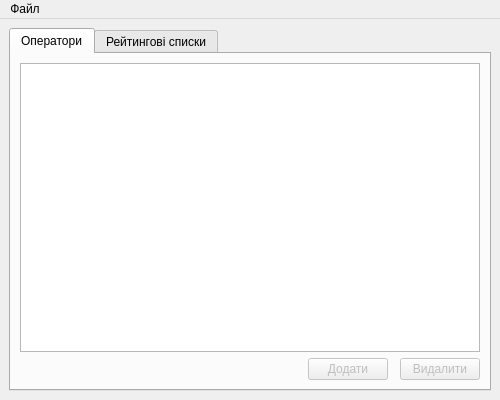
Adept-5455/CourseWork, file CourseWork/Редактор/mainmenu.ui: the form before one commit.
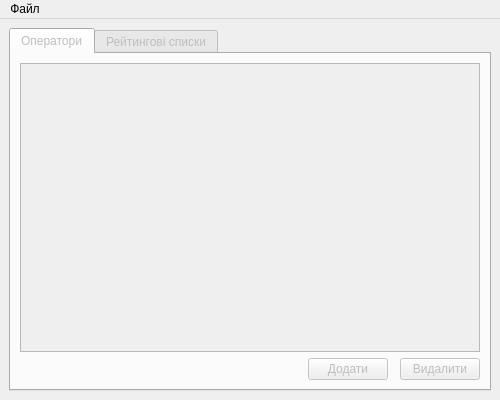
The form after the commit.

Diff of the .ui file:
```diff
--- a/CourseWork/Редактор/mainmenu.ui
+++ b/CourseWork/Редактор/mainmenu.ui
@@ -23,6 +23,9 @@
    <layout class="QGridLayout" name="gridLayout">
     <item row="1" column="0">
      <widget class="QTabWidget" name="tabWidget">
+      <property name="enabled">
+       <bool>false</bool>
+      </property>
       <property name="minimumSize">
        <size>
         <width>0</width>
```
